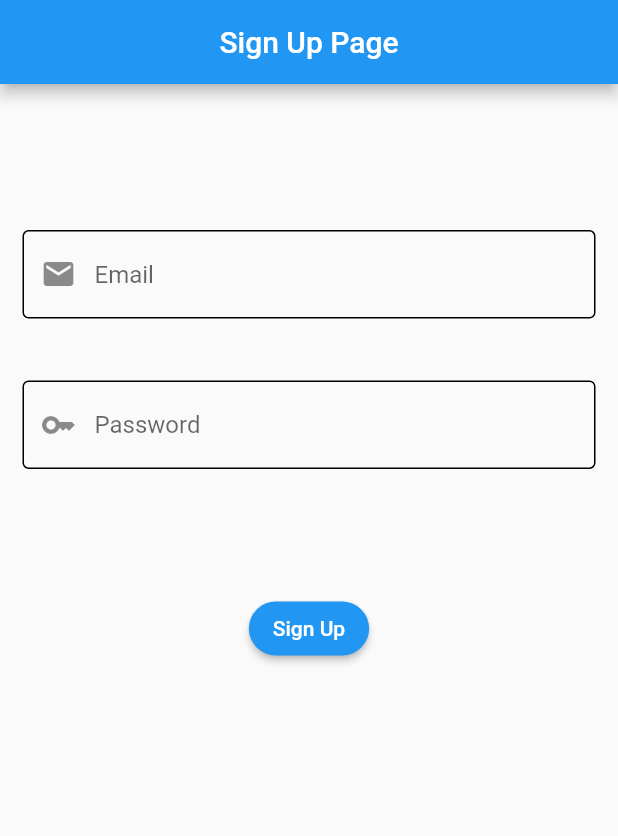
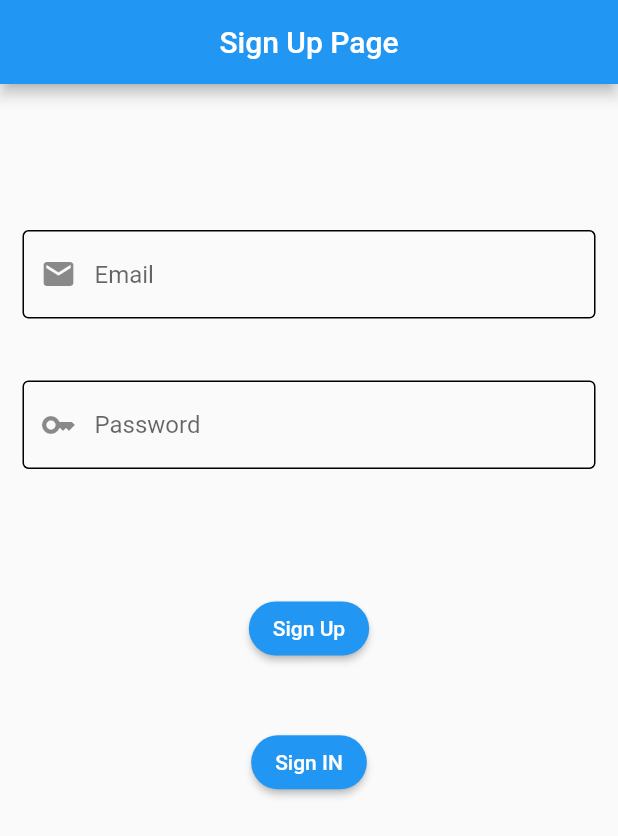
Before and after one commit to IamShahabAlam/Hello-API, a Flutter app: the screen it shows after launch, after a tap on "Sign Up", on a phone screen of 412 x 824 dp. Shown: the top 836 px of the screen. Run offline on Flutter 3.47's test engine with Material 2 defaults, Android fonts, the phone set to English and light mode, and no system bars; our stand-ins replace widget_and_text_animator; network calls fail.

Commit message:
Post SignUp

```diff
--- a/lib/views/post/signup.dart
+++ b/lib/views/post/signup.dart
@@ -1,6 +1,10 @@
+import 'dart:convert';
+
 import 'package:flutter/material.dart';
 import 'package:hello_api_app/components/appbar.dart';
 import 'package:hello_api_app/constants/constants.dart';
+import 'package:hello_api_app/views/post/login.dart';
+import 'package:http/http.dart';
 
 class SignUpPage extends StatefulWidget {
   @override
@@ -10,6 +14,28 @@ class SignUpPage extends StatefulWidget {
 class _SignUpPageState extends State<SignUpPage> {
   TextEditingController emailController = TextEditingController();
   TextEditingController passwordController = TextEditingController();
+
+  void signUp(String email, password) async {
+    try {
+      Response response = await post(Uri.parse(kRegisterURL), body: {
+        "email": email,
+        "password": password,
+      });
+
+      if (response.statusCode == 200) {
+        var data = jsonDecode(response.body.toString());
+        print(data);
+        print("TOKEN : " + data["token"]);
+        print("ID : " + data["id"].toString());
+        print("******\nAccount Created Successfully\n******");
+      } else {
+        print("******\nFAILED\n******");
+      }
+    } catch (e) {
+      print(e.toString()); // printing msg if error found
+    }
+  }
+
   @override
   Widget build(BuildContext context) {
     HeightWidth(context);
@@ -35,7 +61,6 @@ class _SignUpPageState extends State<SignUpPage> {
                 obscureText: true,
                 controller: passwordController,
                 decoration: const InputDecoration(
-
                     enabled: true,
                     enabledBorder: OutlineInputBorder(),
                     prefixIcon: Icon(Icons.key),
@@ -44,8 +69,19 @@ class _SignUpPageState extends State<SignUpPage> {
               0.1.ph,
               ElevatedButton(
                   style: ElevatedButton.styleFrom(shape: StadiumBorder()),
-                  onPressed: () {},
-                  child: Text("Sign Up"))
+                  onPressed: () {
+                    signUp(emailController.text.toString(),
+                        passwordController.text.toString());
+                  },
+                  child: Text("Sign Up")),
+              0.05.ph,
+              ElevatedButton(
+                  style: ElevatedButton.styleFrom(shape: StadiumBorder()),
+                  onPressed: () {
+                    Navigator.push(context,
+                        MaterialPageRoute(builder: (context) => SignIn()));
+                  },
+                  child: Text("Sign IN")),
             ],
           ),
         ),
```
